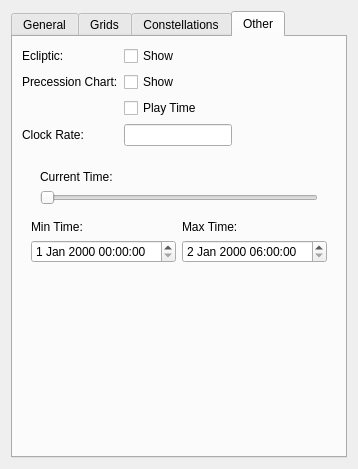
glue-viz/glue-wwt, file glue_wwt/viewer/options_widget.ui: the form before one commit.
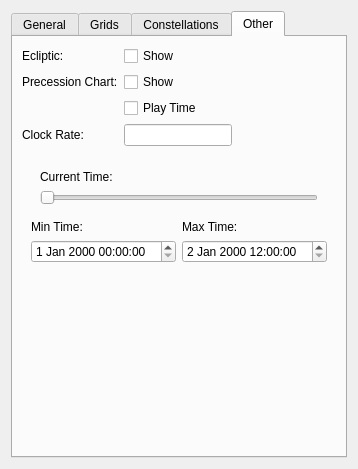
The form after the commit. The open tabs and pages were chosen to show the change. Custom widgets are drawn as their Qt base class.

Commit message: Round current time label to ms to prevent adjusting size of sidebar in Qt depending on resolution.

Patch:
```diff
--- a/glue_wwt/viewer/options_widget.ui
+++ b/glue_wwt/viewer/options_widget.ui
@@ -587,7 +587,7 @@
             </property>
             <property name="dateTime">
              <datetime>
-              <hour>6</hour>
+              <hour>12</hour>
               <minute>0</minute>
               <second>0</second>
               <year>2000</year>
@@ -604,17 +604,17 @@
             </property>
             <property name="maximumDateTime">
              <datetime>
-              <hour>5</hour>
+              <hour>11</hour>
               <minute>59</minute>
               <second>58</second>
-              <year>10000</year>
-              <month>1</month>
-              <day>1</day>
+              <year>9999</year>
+              <month>12</month>
+              <day>31</day>
              </datetime>
             </property>
             <property name="minimumDateTime">
              <datetime>
-              <hour>12</hour>
+              <hour>18</hour>
               <minute>0</minute>
               <second>0</second>
               <year>1752</year>
@@ -624,14 +624,14 @@
             </property>
             <property name="maximumTime">
              <time>
-              <hour>5</hour>
+              <hour>11</hour>
               <minute>59</minute>
               <second>58</second>
              </time>
             </property>
             <property name="minimumTime">
              <time>
-              <hour>12</hour>
+              <hour>18</hour>
               <minute>0</minute>
               <second>0</second>
              </time>
```
Left out of the diff: 2 changed lines with no effect on the pictures. The commit also changes 1 other file.
